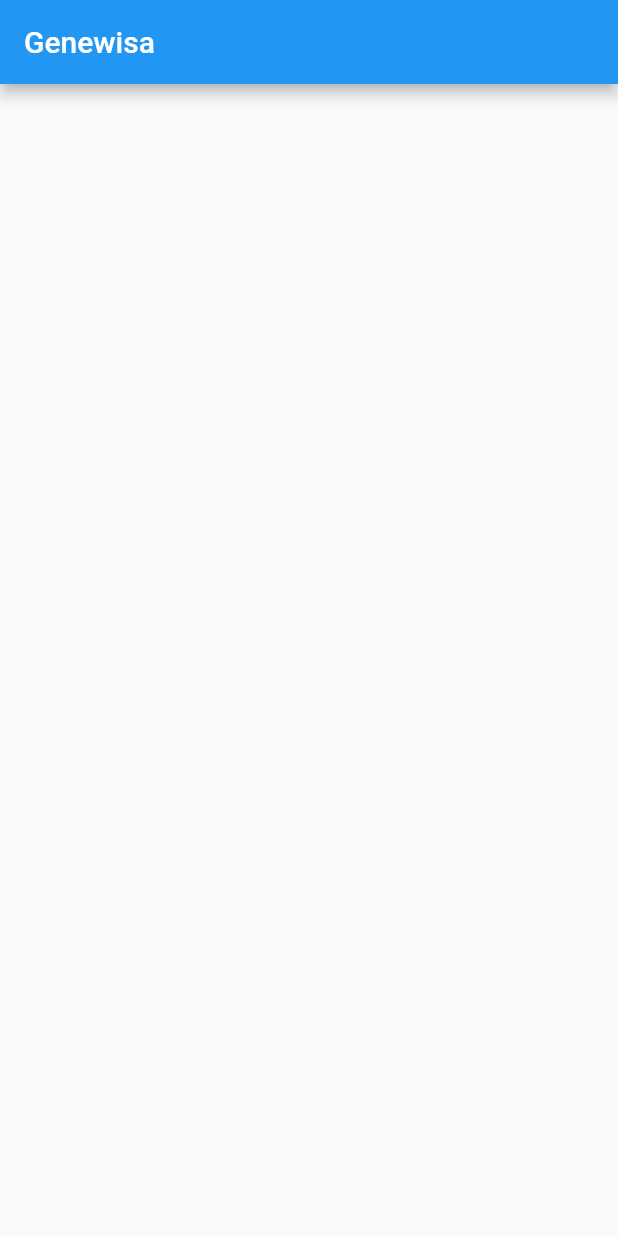
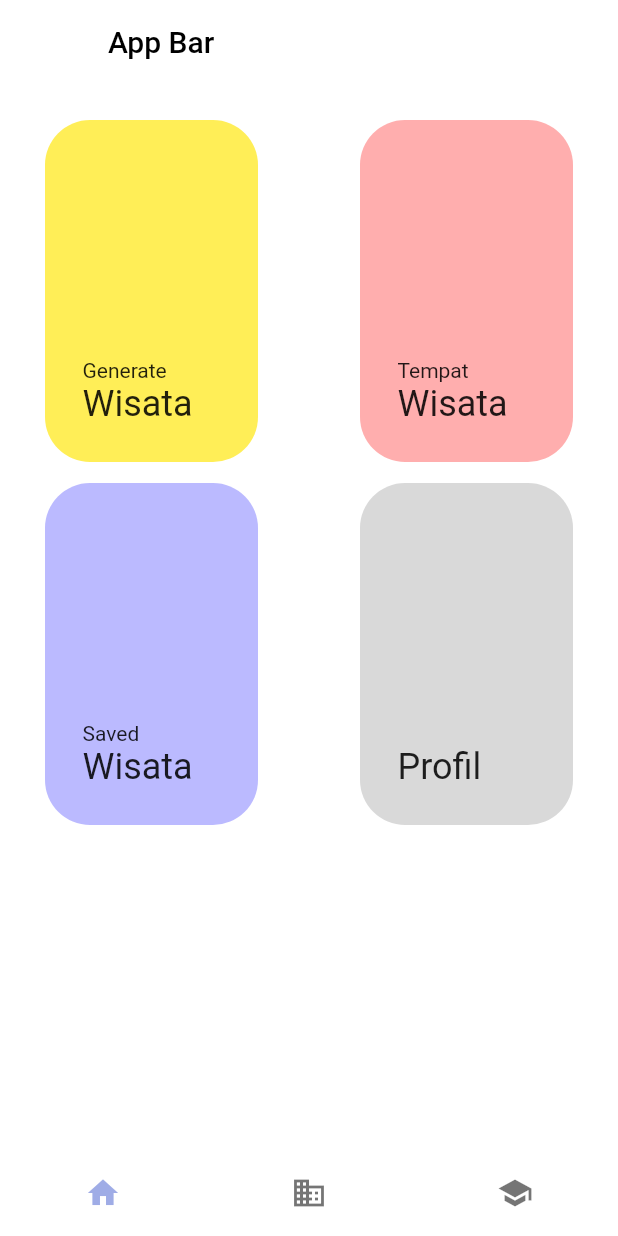
Before and after one commit to abcqwq/Genewisa, a Flutter app: the HomeView screen opened directly, on a phone screen of 412 x 824 dp. Run offline on Flutter 3.47's test engine with Material 2 defaults, Android fonts, the phone set to English and light mode, and no system bars; missing offline and left inert: dart:html.

Commit message:
add home view

```diff
--- a/genewisa_flutter/lib/view/home_view.dart
+++ b/genewisa_flutter/lib/view/home_view.dart
@@ -1,4 +1,7 @@
+import 'dart:html';
+
 import 'package:flutter/material.dart';
+import '../view/widget/home_app_bar.dart';
 
 class HomeView extends StatefulWidget {
   HomeView({Key? key}) : super(key: key);
@@ -8,13 +11,167 @@ class HomeView extends StatefulWidget {
 }
 
 class _HomeViewState extends State<HomeView> {
+  int _selectedIndex = 0;
+  static const TextStyle optionStyle =
+  TextStyle(fontSize: 30, fontWeight: FontWeight.bold);
+  static List<Widget> _widgetOptions = <Widget>[
+    HomeContent(),
+    Text(
+      'Index 1: Business',
+      style: optionStyle,
+    ),
+    Text(
+      'Index 2: School',
+      style: optionStyle,
+    ),
+  ];
+
+  void _onItemTapped(int index) {
+    setState(() {
+      _selectedIndex = index;
+    });
+  }
+
   @override
   Widget build(BuildContext context) {
     return Scaffold(
-      appBar: AppBar(
-        automaticallyImplyLeading: false,
-        title: const Text('Genewisa'),
+      backgroundColor: Colors.white,
+      appBar: HomeAppBar(),
+      body: Center(
+        child: _widgetOptions.elementAt(_selectedIndex),
+      ),
+      bottomNavigationBar: BottomNavigationBar(
+        backgroundColor: Colors.white,
+        showSelectedLabels: false,
+        showUnselectedLabels: false,
+        elevation: 0,
+        items: const <BottomNavigationBarItem>[
+          BottomNavigationBarItem(
+            icon: Icon(Icons.home),
+            label: 'Home',
+          ),
+          BottomNavigationBarItem(
+            icon: Icon(Icons.business),
+            label: 'Business',
+          ),
+          BottomNavigationBarItem(
+            icon: Icon(Icons.school),
+            label: 'School',
+          ),
+        ],
+        currentIndex: _selectedIndex,
+        selectedItemColor: Color(0xFF9FACE6),
+        onTap: _onItemTapped,
       ),
     );
   }
 }
+
+class HomeContent extends StatelessWidget {
+  const HomeContent({
+    Key? key,
+  }) : super(key: key);
+
+  @override
+  Widget build(BuildContext context) {
+    return Padding(
+      padding: const EdgeInsets.only(left: 30, right: 30, top: 20),
+      child: Column(
+        children: [
+          Row(
+            mainAxisAlignment: MainAxisAlignment.spaceBetween,
+            children: [
+              Container(
+                width: 142,
+                height: 228,
+                decoration: BoxDecoration(
+                  color: Color(0xFFFFEE57),
+                  borderRadius: BorderRadius.circular(30)
+                ),
+                child: Container(
+                  //alignment: Alignment.bottomLeft,
+                  padding: EdgeInsets.all(25),
+                  child: Column(
+                    mainAxisAlignment: MainAxisAlignment.end,
+                    crossAxisAlignment: CrossAxisAlignment.start,
+                    children: [
+                      Text("Generate"),
+                      Text("Wisata", style: TextStyle(fontSize: 24),)
+                    ],
+                  ),
+                ),
+              ),
+              Container(
+                width: 142,
+                height: 228,
+                decoration: BoxDecoration(
+                    color: Color(0xFFFFAEAE),
+                    borderRadius: BorderRadius.circular(30)
+                ),
+                child: Container(
+                  //alignment: Alignment.bottomLeft,
+                  padding: EdgeInsets.all(25),
+                  child: Column(
+                    mainAxisAlignment: MainAxisAlignment.end,
+                    crossAxisAlignment: CrossAxisAlignment.start,
+                    children: [
+                      Text("Tempat"),
+                      Text("Wisata", style: TextStyle(fontSize: 24),)
+                    ],
+                  ),
+                ),
+              ),
+            ],
+          ),
+          Container(
+            margin: EdgeInsets.only(top: 14),
+            child: Row(
+              mainAxisAlignment: MainAxisAlignment.spaceBetween,
+              children: [
+                Container(
+                  width: 142,
+                  height: 228,
+                  decoration: BoxDecoration(
+                      color: Color(0xFFBBBAFF),
+                      borderRadius: BorderRadius.circular(30)
+                  ),
+                  child: Container(
+                    //alignment: Alignment.bottomLeft,
+                    padding: EdgeInsets.all(25),
+                    child: Column(
+                      mainAxisAlignment: MainAxisAlignment.end,
+                      crossAxisAlignment: CrossAxisAlignment.start,
+                      children: [
+                        Text("Saved"),
+                        Text("Wisata", style: TextStyle(fontSize: 24),)
+                      ],
+                    ),
+                  ),
+                ),
+                Container(
+                  width: 142,
+                  height: 228,
+                  decoration: BoxDecoration(
+                      color: Color(0xFFD9D9D9),
+                      borderRadius: BorderRadius.circular(30)
+                  ),
+                  child: Container(
+                    //alignment: Alignment.bottomLeft,
+                    padding: EdgeInsets.all(25),
+                    child: Column(
+                      mainAxisAlignment: MainAxisAlignment.end,
+                      crossAxisAlignment: CrossAxisAlignment.start,
+                      children: [
+                        Text("Profil", style: TextStyle(fontSize: 24),)
+                      ],
+                    ),
+                  ),
+                ),
+              ],
+            ),
+          )
+        ],
+      ),
+    );
+  }
+}
--- /dev/null
+++ b/genewisa_flutter/lib/view/widget/home_app_bar.dart
@@ -0,0 +1,23 @@
+import 'package:flutter/material.dart';
+
+class HomeAppBar extends StatefulWidget implements PreferredSizeWidget {
+  HomeAppBar({Key? key}) : preferredSize = Size.fromHeight(60.0), super(key: key);
+
+  @override
+  final Size preferredSize;
+
+  @override
+  _HomeAppBarState createState() => _HomeAppBarState();
+}
+
+class _HomeAppBarState extends State<HomeAppBar>{
+
+  @override
+  Widget build(BuildContext context) {
+    return AppBar(
+      title: Text('App Bar', style: TextStyle(color: Colors.black),),
+      backgroundColor: Colors.white,
+      elevation: 0,
+    );
+  }
+}
```
